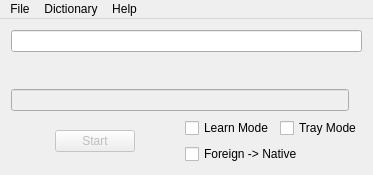
First picture: the form in mainwindow.ui, repository ivan-selchenkov/QWord, before the edit.
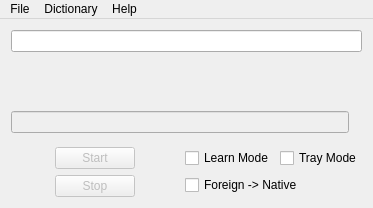
Second picture: the form after the edit. Icons and pictures are not drawn.

Commit message: New button Stop new translation new analizator of answer

What changed in the file:
```diff
--- a/mainwindow.ui
+++ b/mainwindow.ui
@@ -7,7 +7,7 @@
     <x>0</x>
     <y>0</y>
     <width>373</width>
-    <height>175</height>
+    <height>208</height>
    </rect>
   </property>
   <property name="windowTitle">
@@ -60,7 +60,11 @@
     <item>
      <layout class="QHBoxLayout" name="horizontalLayout">
       <item>
-       <spacer name="horizontalSpacer">
+       <layout class="QVBoxLayout" name="verticalLayout_3">
+        <item>
+         <layout class="QHBoxLayout" name="horizontalLayout_5">
+          <item>
+           <spacer name="horizontalSpacer_3">
         <property name="orientation">
          <enum>Qt::Horizontal</enum>
         </property>
@@ -86,7 +90,7 @@
        </widget>
       </item>
       <item>
-       <spacer name="horizontalSpacer_3">
+           <spacer name="horizontalSpacer">
         <property name="orientation">
          <enum>Qt::Horizontal</enum>
         </property>
@@ -97,6 +101,50 @@
          </size>
         </property>
        </spacer>
+          </item>
+         </layout>
+        </item>
+        <item>
+         <layout class="QHBoxLayout" name="horizontalLayout_6">
+          <item>
+           <spacer name="horizontalSpacer_4">
+            <property name="orientation">
+             <enum>Qt::Horizontal</enum>
+            </property>
+            <property name="sizeHint" stdset="0">
+             <size>
+              <width>40</width>
+              <height>20</height>
+             </size>
+            </property>
+           </spacer>
+          </item>
+          <item>
+           <widget class="QPushButton" name="btnStop">
+            <property name="enabled">
+             <bool>false</bool>
+            </property>
+            <property name="text">
+             <string>Stop</string>
+            </property>
+           </widget>
+          </item>
+          <item>
+           <spacer name="horizontalSpacer_2">
+            <property name="orientation">
+             <enum>Qt::Horizontal</enum>
+            </property>
+            <property name="sizeHint" stdset="0">
+             <size>
+              <width>40</width>
+              <height>20</height>
+             </size>
+            </property>
+           </spacer>
+          </item>
+         </layout>
+        </item>
+       </layout>
       </item>
       <item>
        <layout class="QVBoxLayout" name="verticalLayout">
```
Left out of the diff: 6 changed lines with no effect on the pictures. Lines whose indentation alone changed are shown as unchanged. The commit also changes 6 other files.
